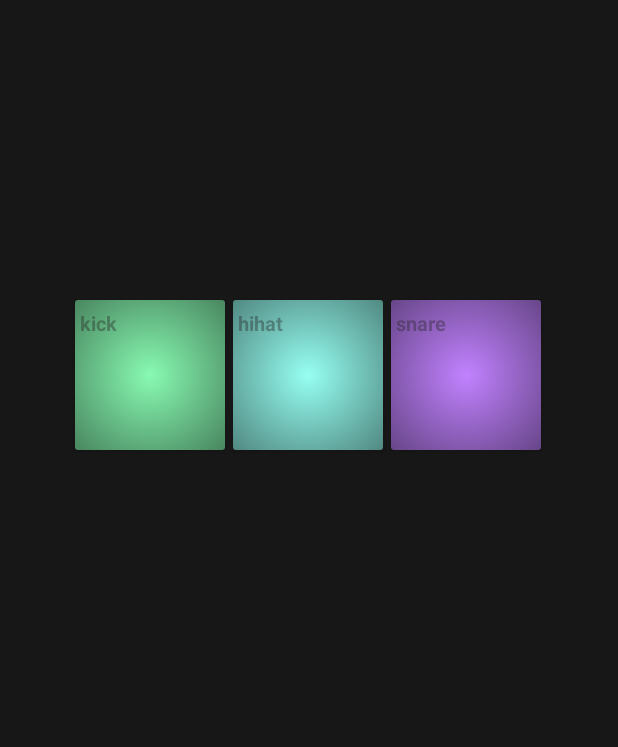
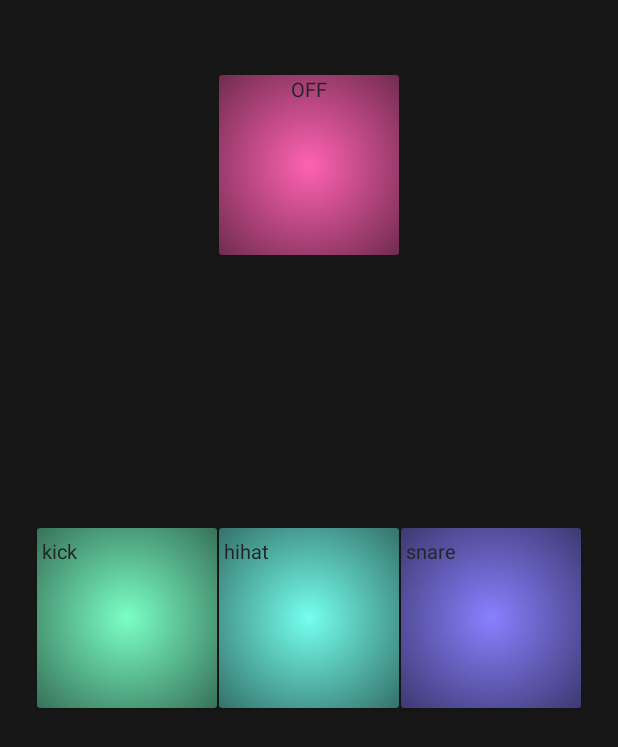
Before and after one commit to ivansavrikov/DrumPartsCreator, an Android app: the screen it shows after launch (RealTimeRhythm), on a phone screen of 412 x 824 dp. Shown: the top 747 px of the screen. Run offline under Robolectric (Android 15) with nearby library versions, the phone set to English and light mode, and no system bars.

Commit message:
Кривой метроном

```diff
--- a/app/src/main/java/com/example/courseproject/RealTimeRhythm.kt
+++ b/app/src/main/java/com/example/courseproject/RealTimeRhythm.kt
@@ -3,41 +3,85 @@ package com.example.courseproject
 import android.media.MediaPlayer
 import androidx.appcompat.app.AppCompatActivity
 import android.os.Bundle
+import android.os.Handler
+import android.os.Looper
 import android.view.View
 import android.widget.Button
-import android.widget.Toast
+import android.widget.CompoundButton
+import android.widget.CompoundButton.OnCheckedChangeListener
+import android.widget.ToggleButton
 
-class RealTimeRhythm : AppCompatActivity(){
+class RealTimeRhythm : AppCompatActivity(), OnCheckedChangeListener {
 
-    private lateinit var snare: Button
-    private lateinit var mediaPlayer: MediaPlayer
+    private var bpm: Int = 80
+    private var spanBetweenBeats: Int = 60000 / bpm
+
+    private lateinit var metronome: ToggleButton
+    private lateinit var mainHandler: Handler
+
+    private lateinit var metronomePlayer: MediaPlayer
+    private lateinit var kickPlayer: MediaPlayer
+    private lateinit var hihatPlayer: MediaPlayer
+    private lateinit var snarePlayer: MediaPlayer
 
     override fun onCreate(savedInstanceState: Bundle?) {
         super.onCreate(savedInstanceState)
         setContentView(R.layout.activity_real_time_rhythm)
 
-        snare = findViewById(R.id.btnSnare)
+        metronomePlayer = MediaPlayer.create(this, R.raw.metronome)
+        kickPlayer = MediaPlayer.create(this, R.raw.kick_1)
+        hihatPlayer = MediaPlayer.create(this, R.raw.hihat_1)
+        snarePlayer = MediaPlayer.create(this, R.raw.snare_1)
+
+        metronome = findViewById(R.id.btnMetronome)
+        metronome.setOnCheckedChangeListener(this)
+
+        mainHandler = Handler(Looper.getMainLooper())
     }
 
-    fun onClick(view: View){
-        when(view.id){
+    fun onClick(view: View) {
+        when (view.id) {
             R.id.btnKick -> {
-                mediaPlayer = MediaPlayer.create(this, R.raw.kick_1)
-                mediaPlayer.isPlaying
-                mediaPlayer.start()
+                kickPlayer.start()
+            }
+
+            R.id.btnHihat -> {
+                hihatPlayer.start()
             }
 
             R.id.btnSnare -> {
-                mediaPlayer = MediaPlayer.create(this, R.raw.snare_1)
-                mediaPlayer.isPlaying
-                mediaPlayer.start()
-            }
-
-            R.id.btnHihat -> {
-                mediaPlayer = MediaPlayer.create(this, R.raw.hihat_1)
-                mediaPlayer.isPlaying
-                mediaPlayer.start()
+                snarePlayer.start()
             }
         }
     }
+
+    override fun onCheckedChanged(metronome: CompoundButton?, isChecked: Boolean) {
+        if (isChecked) onResume()
+        else onPause()
+    }
+
+    private val activateMetronome = object : Runnable {
+        var beats: Int = 0
+        override fun run() {
+            beats++
+
+            if (beats == 1 || beats % 4 == 0)
+                metronomePlayer.setVolume(1.0f, 1.0f)
+            else
+                metronomePlayer.setVolume(0.7f, 0.7f)
+
+            metronomePlayer.start()
+            mainHandler.postDelayed(this, spanBetweenBeats.toLong())
+        }
+    }
+
+    override fun onPause() {
+        super.onPause()
+        mainHandler.removeCallbacks(activateMetronome)
+    }
+
+    override fun onResume() {
+        super.onResume()
+        mainHandler.post(activateMetronome)
+    }
 }
--- a/app/src/main/res/layout/activity_real_time_rhythm.xml
+++ b/app/src/main/res/layout/activity_real_time_rhythm.xml
@@ -4,49 +4,67 @@
     xmlns:tools="http://schemas.android.com/tools"
     android:layout_width="match_parent"
     android:layout_height="match_parent"
-    tools:context=".RealTimeRhythm"
-    android:background="#171717">
+    android:background="#171717"
+    tools:context=".RealTimeRhythm">
+
+    <ToggleButton
+        android:id="@+id/btnMetronome"
+        style="@style/button"
+        android:layout_width="120dp"
+        android:layout_height="120dp"
+        android:layout_marginTop="50dp"
+        android:backgroundTint="#FF62B3"
+        android:backgroundTintMode="multiply"
+        android:gravity="center_horizontal"
+        android:paddingStart="0dp"
+        android:text="Metronome\n80"
+        app:backgroundTint="@null"
+        app:layout_constraintEnd_toEndOf="parent"
+        app:layout_constraintStart_toStartOf="parent"
+        app:layout_constraintTop_toTopOf="parent"
+        android:checked="false" />
 
     <Button
         android:id="@+id/btnKick"
+        style="@style/button"
+        android:layout_width="120dp"
+        android:layout_height="120dp"
+        android:layout_marginRight="1dp"
+        android:backgroundTint="#7BFFC6"
+        android:backgroundTintMode="multiply"
+        android:onClick="onClick"
         android:text="kick"
-        android:onClick="onClick"
-        android:layout_width="100dp"
-        android:layout_height="100dp"
-        app:layout_constraintStart_toStartOf="parent"
-        app:layout_constraintTop_toTopOf="parent"
         app:backgroundTint="@null"
-        style="@style/button"
-        android:backgroundTintMode="multiply"
-        android:backgroundTint="#88FAB2"
-        android:layout_marginTop="200dp"
-        android:layout_marginLeft="50dp"/>
+        app:layout_constraintBottom_toBottomOf="@+id/btnHihat"
+        app:layout_constraintEnd_toStartOf="@+id/btnHihat" />
 
     <Button
         android:id="@+id/btnHihat"
-        android:layout_width="100dp"
-        android:layout_height="100dp"
+        style="@style/button"
+        android:layout_width="120dp"
+        android:layout_height="120dp"
+        android:backgroundTint="#75FFEE"
+        android:backgroundTintMode="multiply"
         android:onClick="onClick"
+        android:text="hihat"
         app:backgroundTint="@null"
-        style="@style/button"
-        android:text="hihat"
-        app:layout_constraintBottom_toBottomOf="@+id/btnKick"
-        app:layout_constraintStart_toEndOf="@+id/btnKick"
-        android:backgroundTintMode="multiply"
-        android:backgroundTint="#96FFF2"
-        android:layout_marginLeft="5dp"/>
+        app:layout_constraintBottom_toBottomOf="parent"
+        app:layout_constraintEnd_toEndOf="parent"
+        app:layout_constraintStart_toStartOf="parent"
+        app:layout_constraintTop_toTopOf="parent" />
 
     <Button
         android:id="@+id/btnSnare"
-        android:layout_width="100dp"
-        android:layout_height="100dp"
+        style="@style/button"
+        android:layout_width="120dp"
+        android:layout_height="120dp"
+        android:layout_marginLeft="1dp"
+        android:backgroundTint="#8980FF"
+        android:backgroundTintMode="multiply"
         android:onClick="onClick"
         android:text="snare"
-        android:backgroundTintMode="multiply"
-        android:backgroundTint="#C182FF"
         app:backgroundTint="@null"
-        style="@style/button"
-        app:layout_constraintBottom_toBottomOf="@+id/btnKick"
-        app:layout_constraintStart_toEndOf="@+id/btnHihat"
-        android:layout_marginLeft="5dp"/>
+        app:layout_constraintBottom_toBottomOf="@+id/btnHihat"
+        app:layout_constraintStart_toEndOf="@+id/btnHihat" />
+
 </androidx.constraintlayout.widget.ConstraintLayout>
--- a/app/src/main/res/values/styles.xml
+++ b/app/src/main/res/values/styles.xml
@@ -3,9 +3,8 @@
         <item name="android:gravity">start|top</item>
         <item name="android:padding">0dp</item>
         <item name="android:paddingStart">3dp</item>
-        <item name="android:textColor">#65252525</item>
+        <item name="android:textColor">#252525</item>
         <item name="android:textSize">6pt</item>
-        <item name="android:textStyle">bold</item>
         <item name="android:background">@drawable/button</item>
         <item name="android:focusable">true</item>
         <item name="android:clickable">true</item>
```
Also changed, not shown: 1 other file.
